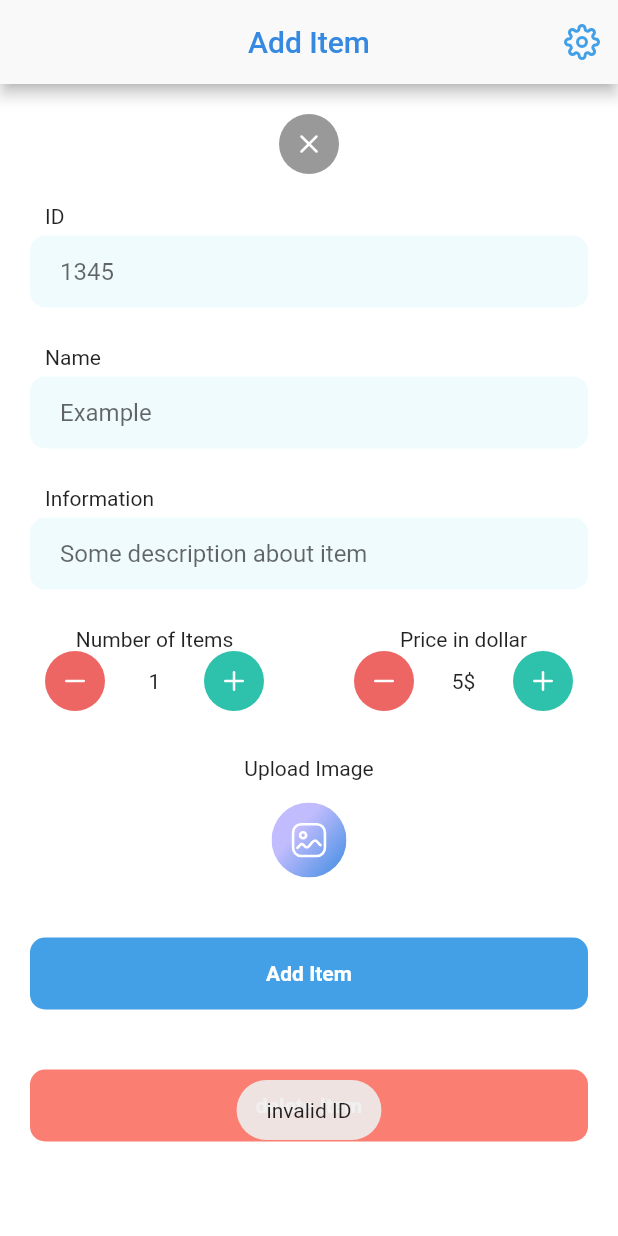
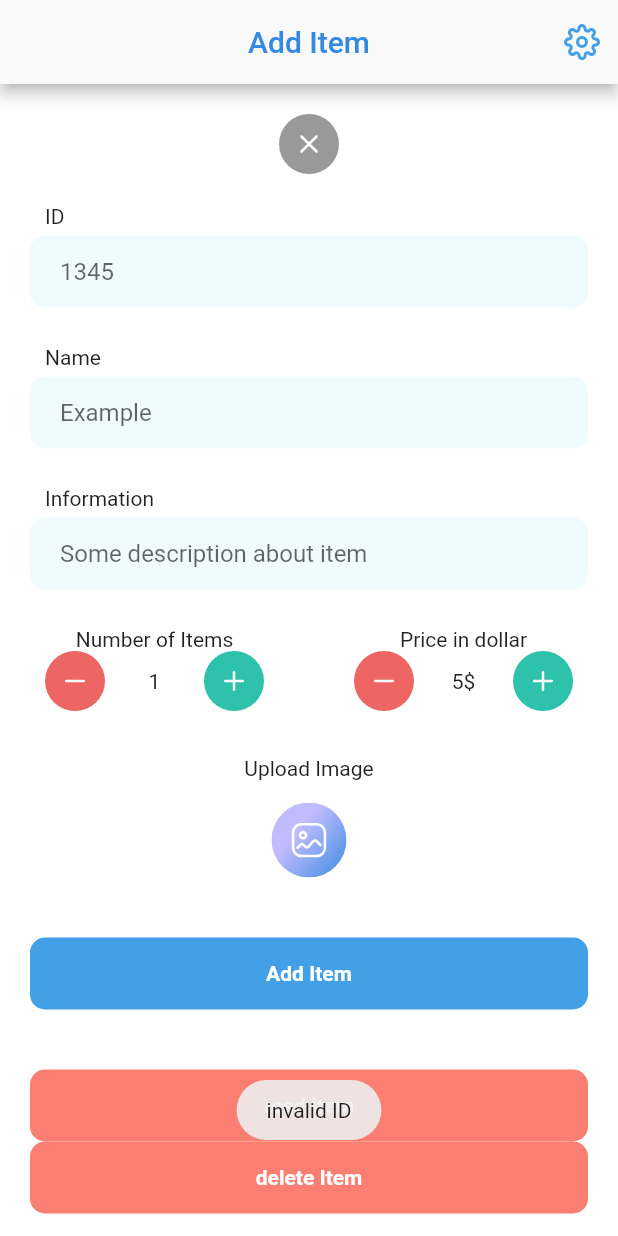
Before and after one commit to Suliman-Ahmed/Khana-Mobile-App, a Flutter app: the AddItemPage screen opened directly, after a tap on "Add Item", on a phone screen of 412 x 824 dp. Run offline on Flutter 3.47's test engine with Material 2 defaults, Android fonts, the phone set to English and light mode, and no system bars; our stand-ins replace firebase_auth, firebase_core, flutter_icons, flutter_svg, fluttertoast, get and 4 more; accounts and stored records are empty.

```diff
--- a/lib/Pages/AddItem.dart
+++ b/lib/Pages/AddItem.dart
@@ -172,39 +172,8 @@ class _AddItemPageState extends State<AddItemPage> {
                     color: CustomColors.blue2,
                     borderRadius: BorderRadius.circular(10)),
                 child: FlatButton(
-                  onPressed: () async {
-                    await Permission.storage.request();
-
-                    Directory path = await getApplicationDocumentsDirectory();
-                    File file = File(path.path + "/khana_storage.json");
-
-                    if (!file.existsSync()) {
-                      file.create();
-                      String data = '{\"data\": []}';
-                      file.writeAsString(data);
-                    }
-
-                    try {
-                      String data = await file.readAsString();
-                      if(!data.contains(_ItemID.text)){
-                        Map items = {
-                          '\"id\"': "\"${_ItemID.text.trim()}\"",
-                          '\"name\"': "\"${_ItemName.text.trim()}\"",
-                          '\"des\"': "\"${_ItemDescription.text.trim()}\"",
-                          '\"numOfPieces\"': numberOfItem,
-                          '\"numOfLeftPieces\"': numberOfItem,
-                          '\"price\"': priceOfItem,
-                          '\"image\"': _image != null ? "\"${_image.path}\"" : "\"\"",
-                        };
-                        s.addItemToStorage(items);
-                      }else{
-                        s.showToast('invalid ID');
-                      }
-                    } catch (e) {
-                      print('can not write $e');
-                    }
-
-
+                  onPressed: () {
+                    addItemMethod(s);
                   },
                   child: Text(
                     'Add Item',
@@ -213,25 +182,25 @@ class _AddItemPageState extends State<AddItemPage> {
                   ),
                 ),
               ),
-              // //////////////////////////////////////////////////////////////////
-              // /// read Button
-              // Container(
-              //   width: double.infinity,
-              //   margin: EdgeInsets.symmetric(horizontal: 20),
-              //   decoration: BoxDecoration(
-              //       color: CustomColors.whiteRed,
-              //       borderRadius: BorderRadius.circular(10)),
-              //   child: FlatButton(
-              //     onPressed: () {
-              //       s.reaItemsFromStorage();
-              //     },
-              //     child: Text(
-              //       'read Item',
-              //       style: TextStyle(
-              //           color: Colors.white, fontWeight: FontWeight.bold),
-              //     ),
-              //   ),
-              // ),
+              //////////////////////////////////////////////////////////////////
+              /// read Button
+              Container(
+                width: double.infinity,
+                margin: EdgeInsets.symmetric(horizontal: 20),
+                decoration: BoxDecoration(
+                    color: CustomColors.whiteRed,
+                    borderRadius: BorderRadius.circular(10)),
+                child: FlatButton(
+                  onPressed: () {
+                    s.readItemsFromStorage();
+                  },
+                  child: Text(
+                    'read Item',
+                    style: TextStyle(
+                        color: Colors.white, fontWeight: FontWeight.bold),
+                  ),
+                ),
+              ),
               // //////////////////////////////////////////////////////////////////
               /// delete Button
               Container(
@@ -256,6 +225,41 @@ class _AddItemPageState extends State<AddItemPage> {
         );
       },
     );
+  }
+
+
+  void addItemMethod(s) async {
+    await Permission.storage.request();
+
+    Directory path = await getApplicationDocumentsDirectory();
+    File file = File(path.path + "/khana_storage.json");
+
+    if (!file.existsSync()) {
+      file.create();
+      String data = '{\"data\": [],\"list\": []}';
+      file.writeAsString(data);
+    }
+
+    try {
+      String data = await file.readAsString();
+      if(!data.contains(_ItemID.text)){
+        Map items = {
+          '\"id\"': "\"${_ItemID.text.trim()}\"",
+          '\"name\"': "\"${_ItemName.text.trim()}\"",
+          '\"des\"': "\"${_ItemDescription.text.trim()}\"",
+          '\"numOfPieces\"': numberOfItem,
+          '\"numOfLeftPieces\"': numberOfItem,
+          '\"price\"': priceOfItem,
+          '\"image\"': _image != null ? "\"${_image.path}\"" : "\"\"",
+        };
+        s.addItemToStorage(items);
+      }else{
+        s.showToast('invalid ID');
+      }
+    } catch (e) {
+      print('can not write $e');
+    }
+
   }
 
   CircleAvatar CustomButton({IconData icon, Color color, bool num}) {
--- a/lib/Pages/ShowItem.dart
+++ b/lib/Pages/ShowItem.dart
@@ -20,12 +20,11 @@ class _ShowItemsPageState extends State<ShowItemsPage> {
   SettingsController settingsController = SettingsController();
 
   fetchData() async {
-    items = await settingsController.reaItemsFromStorage();
+    items = await settingsController.readItemsFromStorage();
   }
 
   @override
   void initState() {
-    // TODO: implement initState
     super.initState();
     fetchData();
   }
```
Also changed, not shown: lib/Pages/AddList.dart (+103 -5 lines), lib/Pages/ShowList.dart (+25 -28 lines), lib/controllers/theme_controller.dart (+85 -14 lines).
